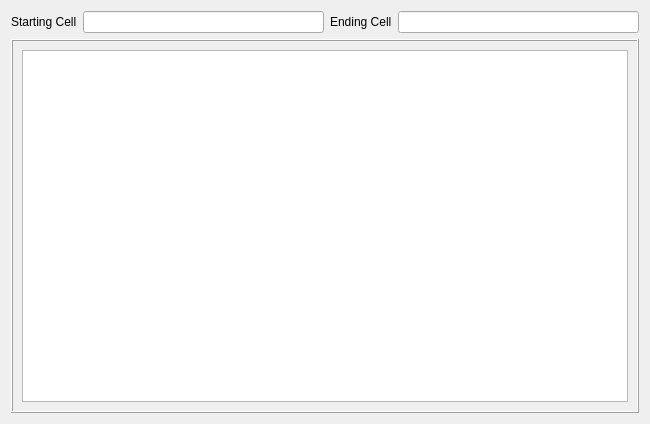
Old version of the form PyTemp/cellDialog.ui in the repository lennon2298/PatrolGis.
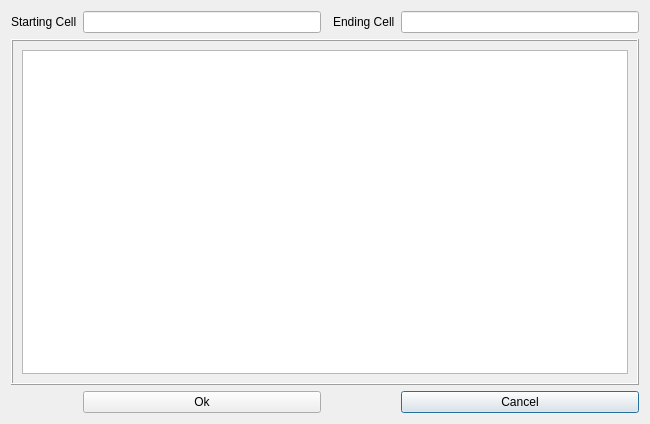
New version of the form.

Commit message: Optimized Cell Dialog

```diff
--- a/PyTemp/cellDialog.ui
+++ b/PyTemp/cellDialog.ui
@@ -36,17 +36,10 @@
    <item row="0" column="1">
     <widget class="QLineEdit" name="startCell"/>
    </item>
-   <item row="0" column="3">
+   <item row="0" column="4">
     <widget class="QLineEdit" name="endCell"/>
    </item>
-   <item row="0" column="2">
-    <widget class="QLabel" name="endLabel">
-     <property name="text">
-      <string>Ending Cell</string>
-     </property>
-    </widget>
-   </item>
-   <item row="1" column="0" colspan="4">
+   <item row="1" column="0" colspan="5">
     <widget class="QFrame" name="diaFrame">
      <property name="sizePolicy">
       <sizepolicy hsizetype="MinimumExpanding" vsizetype="MinimumExpanding">
@@ -67,6 +60,27 @@
      </layout>
     </widget>
    </item>
+   <item row="0" column="3">
+    <widget class="QLabel" name="endLabel">
+     <property name="text">
+      <string>Ending Cell</string>
+     </property>
+    </widget>
+   </item>
+   <item row="2" column="4">
+    <widget class="QPushButton" name="pushButton">
+     <property name="text">
+      <string>Cancel</string>
+     </property>
+    </widget>
+   </item>
+   <item row="2" column="1">
+    <widget class="QPushButton" name="pushButton_2">
+     <property name="text">
+      <string>Ok</string>
+     </property>
+    </widget>
+   </item>
   </layout>
  </widget>
  <resources/>
```
The commit also changes 2 other files.
